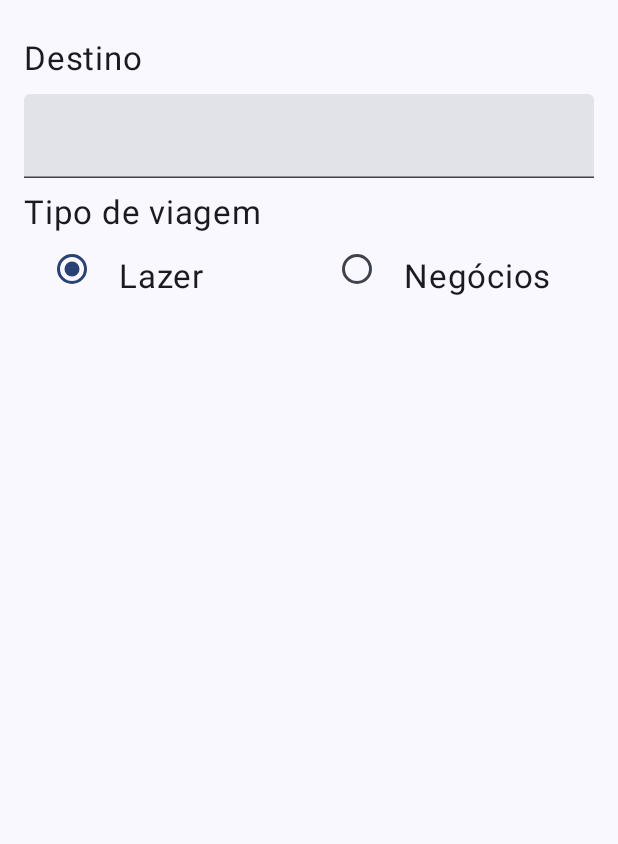
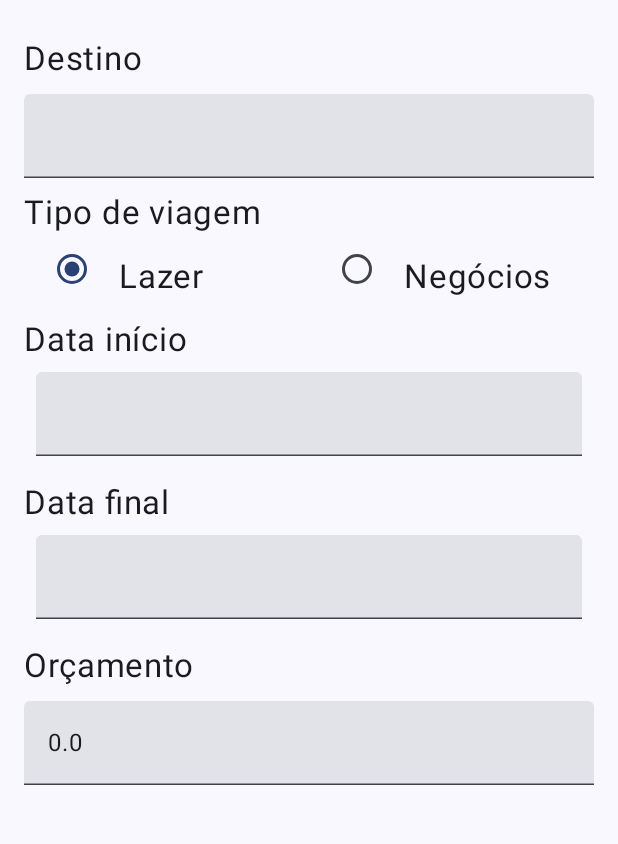
Before and after one commit to Bruno-Marian/NovaViagem, an Android app built with Jetpack Compose: the screen it shows after launch (MainActivity), on a phone screen of 412 x 824 dp, the part 96-940 px from its top. Run offline under Robolectric (Android 15) with nearby library versions, the phone set to English and light mode, and no system bars.

Commit message:
Adicionado os fields de data

```diff
--- a/app/src/main/java/com/senac/teladenovaviagem/MainActivity.kt
+++ b/app/src/main/java/com/senac/teladenovaviagem/MainActivity.kt
@@ -1,12 +1,17 @@
 package com.senac.teladenovaviagem
 
+import android.annotation.SuppressLint
 import android.os.Bundle
 import androidx.activity.ComponentActivity
 import androidx.activity.compose.setContent
 import androidx.compose.foundation.layout.Column
 import androidx.compose.foundation.layout.Row
 import androidx.compose.foundation.layout.fillMaxSize
+import androidx.compose.foundation.layout.fillMaxWidth
 import androidx.compose.foundation.layout.padding
+import androidx.compose.material3.Button
+import androidx.compose.material3.DatePicker
+import androidx.compose.material3.DatePickerDialog
 import androidx.compose.material3.ExperimentalMaterial3Api
 import androidx.compose.material3.MaterialTheme
 import androidx.compose.material3.OutlinedTextField
@@ -15,19 +20,26 @@ import androidx.compose.material3.Scaffold
 import androidx.compose.material3.Surface
 import androidx.compose.material3.Text
 import androidx.compose.material3.TextField
+import androidx.compose.material3.rememberDatePickerState
 import androidx.compose.runtime.Composable
 import androidx.compose.runtime.collectAsState
+import androidx.compose.runtime.mutableStateOf
+import androidx.compose.runtime.remember
 import androidx.compose.ui.Alignment
 import androidx.compose.ui.Modifier
-import androidx.compose.ui.text.style.TextAlign
+import androidx.compose.ui.focus.onFocusChanged
 import androidx.compose.ui.unit.dp
-import androidx.compose.ui.unit.sp
 import androidx.lifecycle.viewmodel.compose.viewModel
 import com.senac.teladenovaviagem.components.LabelComponent
 import com.senac.teladenovaviagem.components.MyTopBar
 import com.senac.teladenovaviagem.model.TipoViagem
 import com.senac.teladenovaviagem.ui.theme.TelaDeNovaViagemTheme
 import com.senac.teladenovaviagem.viewmodel.ViagemViewModel
+import java.text.SimpleDateFormat
+import java.time.LocalDate
+import java.util.Date
+import java.util.Locale
+import java.util.TimeZone
 
 class MainActivity : ComponentActivity() {
     override fun onCreate(savedInstanceState: Bundle?) {
@@ -65,6 +77,8 @@ fun Myapp(){
 }
 
 
+@SuppressLint("SimpleDateFormat")
+@OptIn(ExperimentalMaterial3Api::class)
 @Composable
 private fun Content(viagemViewModel: ViagemViewModel = viewModel()){
     val viagemState = viagemViewModel.uiState.collectAsState()
@@ -108,4 +122,128 @@ private fun Content(viagemViewModel: ViagemViewModel = viewModel()){
         )
         LabelComponent(labelResource = R.string.negocios)
     }
+
+    Row (
+        verticalAlignment = Alignment.CenterVertically
+    ){
+        LabelComponent(labelResource = R.string.dataInicial)
+    }
+
+    val showDatePickerDialog = remember {
+        mutableStateOf(false)
+    }
+    val selectedDate = remember {
+        mutableStateOf("")
+    }
+    val datePickerState = rememberDatePickerState()
+
+    Row {
+        if (showDatePickerDialog.value) {
+            DatePickerDialog(
+                onDismissRequest = { showDatePickerDialog.value = false },
+                confirmButton = {
+                    Button(
+                        onClick = {
+                            datePickerState
+                                .selectedDateMillis?.let { millis ->
+                                    selectedDate.value = millis.toBrazilianDateFormat()
+                                }
+                            showDatePickerDialog.value = false
+                        }) {
+                        Text(text = "Escolher data")
+                    }
+                }) {
+                DatePicker(state = datePickerState)
+            }
+        }
+        TextField(
+            value = selectedDate.value,
+            onValueChange = { SimpleDateFormat("dd/MM/yyyy").parse(it)
+                ?.let { it1 -> viagemViewModel.updateDataInicial(it1) } },
+            modifier = Modifier
+                .padding(8.dp)
+                .fillMaxWidth()
+                .onFocusChanged {
+                    if (it.isFocused) {
+                        showDatePickerDialog.value = true
+                    }
+                },
+            readOnly = true
+        )
+    }
+
+    Row (
+        verticalAlignment = Alignment.CenterVertically
+    ){
+        LabelComponent(labelResource = R.string.dataFinal)
+    }
+
+    val showDatePickerDialogFinal = remember {
+        mutableStateOf(false)
+    }
+    val selectedDateFinal = remember {
+        mutableStateOf("")
+    }
+    val datePickerStateFinal = rememberDatePickerState()
+
+    Row {
+        if (showDatePickerDialogFinal.value) {
+            DatePickerDialog(
+                onDismissRequest = { showDatePickerDialogFinal.value = false },
+                confirmButton = {
+                    Button(
+                        onClick = {
+                            datePickerStateFinal
+                                .selectedDateMillis?.let { millis ->
+                                    selectedDateFinal.value = millis.toBrazilianDateFormat()
+                                }
+                            showDatePickerDialogFinal.value = false
+                        }) {
+                        Text(text = "Escolher data")
+                    }
+                }) {
+                DatePicker(state = datePickerStateFinal)
+            }
+        }
+        TextField(
+            value = selectedDateFinal.value,
+            onValueChange = { SimpleDateFormat("dd/MM/yyyy").parse(it)
+                ?.let { it1 -> viagemViewModel.updateDataFinal(it1) } },
+            modifier = Modifier
+                .padding(8.dp)
+                .fillMaxWidth()
+                .onFocusChanged {
+                    if (it.isFocused) {
+                        showDatePickerDialogFinal.value = true
+                    }
+                },
+            readOnly = true
+        )
+    }
+
+    Row (
+        verticalAlignment = Alignment.CenterVertically
+    ){
+        LabelComponent(labelResource = R.string.orcamento)
+    }
+    Row {
+        TextField(
+            value = viagemState.value.orcamento.toString(),
+            onValueChange = { viagemViewModel.updateOrcamento(it.toFloat()) },
+            modifier = Modifier.weight(4f)
+                .padding(top = 10.dp)
+        )
+    }
 }
+
+fun Long.toBrazilianDateFormat(
+    pattern: String = "dd/MM/yyyy"
+): String {
+    val date = Date(this)
+    val formatter = SimpleDateFormat(
+        pattern, Locale("pt-br")
+    ).apply {
+        timeZone = TimeZone.getTimeZone("GMT")
+    }
+    return formatter.format(date)
+}
--- a/app/src/main/res/values/strings.xml
+++ b/app/src/main/res/values/strings.xml
@@ -4,4 +4,7 @@
     <string name="tipoViagem">Tipo de viagem</string>
     <string name="lazer">Lazer</string>
     <string name="negocios">Negócios</string>
+    <string name="orcamento">Orçamento</string>
+    <string name="dataInicial">Data início</string>
+    <string name="dataFinal">Data final</string>
 </resources>
```
